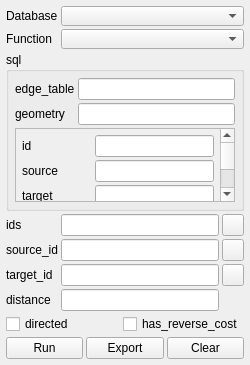
The window that ui_pgRoutingLayer.ui (anitagraser/pgRoutingLayer) describes before a commit, drawn with Qt 5.
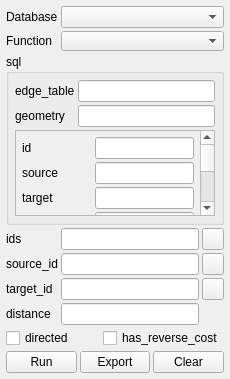
The same window after the commit. Icons and pictures are not drawn.

```diff
--- a/ui_pgRoutingLayer.ui
+++ b/ui_pgRoutingLayer.ui
@@ -6,8 +6,8 @@
    <rect>
     <x>0</x>
     <y>0</y>
-    <width>250</width>
-    <height>365</height>
+    <width>230</width>
+    <height>379</height>
    </rect>
   </property>
   <property name="windowTitle">
@@ -31,12 +31,6 @@
       </property>
       <item row="0" column="0">
        <widget class="QLabel" name="labelConnections">
-        <property name="sizePolicy">
-         <sizepolicy hsizetype="Minimum" vsizetype="Preferred">
-          <horstretch>0</horstretch>
-          <verstretch>0</verstretch>
-         </sizepolicy>
-        </property>
         <property name="locale">
          <locale language="English" country="UnitedStates"/>
         </property>
@@ -45,45 +39,24 @@
         </property>
        </widget>
       </item>
-      <item row="0" column="2">
-       <widget class="QComboBox" name="comboConnections">
-        <property name="sizePolicy">
-         <sizepolicy hsizetype="Expanding" vsizetype="Fixed">
-          <horstretch>0</horstretch>
-          <verstretch>0</verstretch>
-         </sizepolicy>
-        </property>
-        <property name="minimumSize">
-         <size>
-          <width>0</width>
-          <height>0</height>
-         </size>
-        </property>
-        <property name="maximumSize">
-         <size>
-          <width>16777215</width>
-          <height>20</height>
-         </size>
-        </property>
-        <property name="locale">
-         <locale language="English" country="UnitedStates"/>
-        </property>
-       </widget>
-      </item>
       <item row="1" column="0">
        <widget class="QLabel" name="labelFunction">
-        <property name="sizePolicy">
-         <sizepolicy hsizetype="Minimum" vsizetype="Preferred">
-          <horstretch>0</horstretch>
-          <verstretch>0</verstretch>
-         </sizepolicy>
+        <property name="locale">
+         <locale language="English" country="UnitedStates"/>
         </property>
         <property name="text">
          <string>Function</string>
         </property>
        </widget>
       </item>
-      <item row="1" column="2">
+      <item row="0" column="1">
+       <widget class="QComboBox" name="comboConnections">
+        <property name="locale">
+         <locale language="English" country="UnitedStates"/>
+        </property>
+       </widget>
+      </item>
+      <item row="1" column="1">
        <widget class="QComboBox" name="comboBoxFunction">
         <property name="enabled">
          <bool>true</bool>
@@ -109,12 +82,6 @@
     </item>
     <item>
      <widget class="QGroupBox" name="groupBoxSql">
-      <property name="sizePolicy">
-       <sizepolicy hsizetype="Preferred" vsizetype="Maximum">
-        <horstretch>0</horstretch>
-        <verstretch>0</verstretch>
-       </sizepolicy>
-      </property>
       <property name="locale">
        <locale language="English" country="UnitedStates"/>
       </property>
@@ -178,29 +145,26 @@
        <item>
         <widget class="QScrollArea" name="scrollAreaColumns">
          <property name="sizePolicy">
-          <sizepolicy hsizetype="Preferred" vsizetype="Minimum">
+          <sizepolicy hsizetype="Expanding" vsizetype="Maximum">
            <horstretch>0</horstretch>
            <verstretch>0</verstretch>
           </sizepolicy>
          </property>
-         <property name="minimumSize">
+         <property name="maximumSize">
           <size>
-           <width>0</width>
-           <height>60</height>
+           <width>16777215</width>
+           <height>16777215</height>
           </size>
          </property>
          <property name="widgetResizable">
           <bool>true</bool>
          </property>
-         <property name="alignment">
-          <set>Qt::AlignLeading|Qt::AlignLeft|Qt::AlignTop</set>
-         </property>
-         <widget class="QWidget" name="scrollAreaWidgetContents_2">
+         <widget class="QWidget" name="scrollAreaWidgetContents">
           <property name="geometry">
            <rect>
             <x>0</x>
             <y>0</y>
-            <width>205</width>
+            <width>185</width>
             <height>264</height>
            </rect>
           </property>
@@ -216,9 +180,6 @@
            </property>
            <item row="0" column="0">
             <layout class="QGridLayout" name="gridLayoutColumns">
-             <property name="sizeConstraint">
-              <enum>QLayout::SetDefaultConstraint</enum>
-             </property>
              <property name="spacing">
               <number>3</number>
              </property>
@@ -582,6 +543,19 @@
       </item>
      </layout>
     </item>
+    <item>
+     <spacer name="verticalSpacer">
+      <property name="orientation">
+       <enum>Qt::Vertical</enum>
+      </property>
+      <property name="sizeHint" stdset="0">
+       <size>
+        <width>20</width>
+        <height>40</height>
+       </size>
+      </property>
+     </spacer>
+    </item>
     <item>
      <layout class="QHBoxLayout" name="horizontalLayoutCommands">
       <property name="spacing">
```
Left out of the diff: 55 changed lines with no effect on the pictures.
